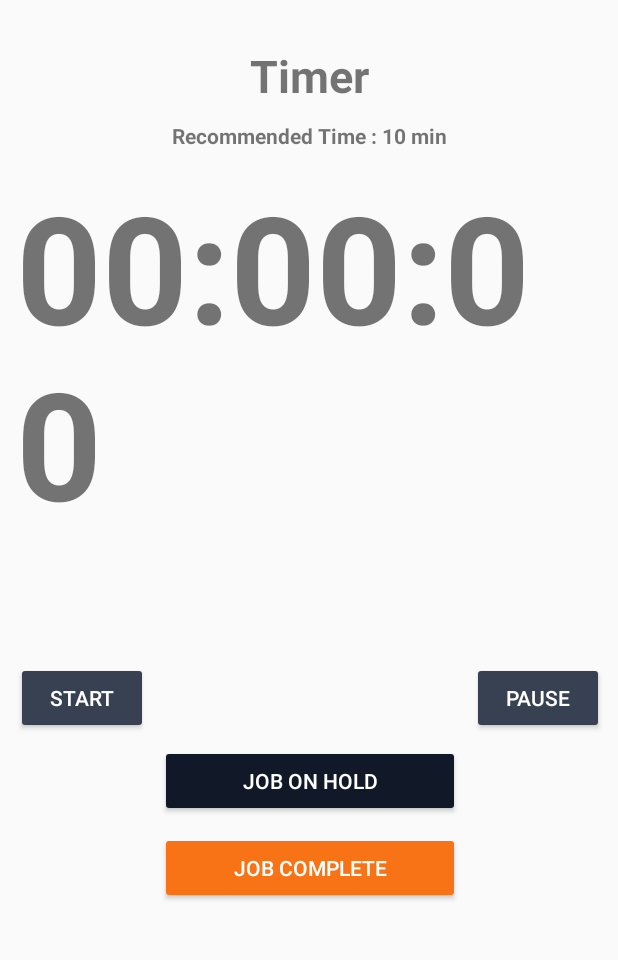
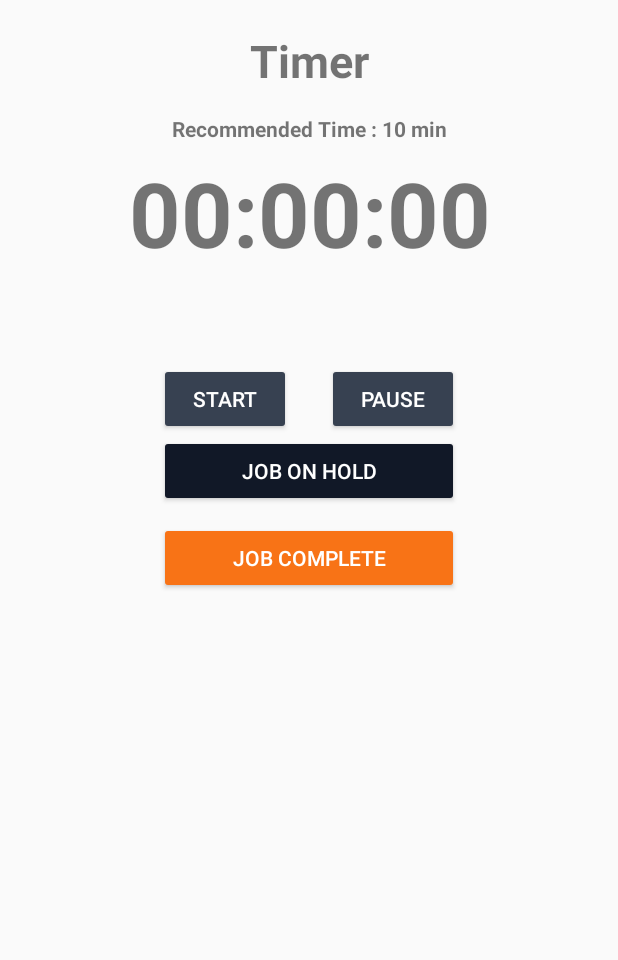
Before and after one commit to sharavanan5521-sys/PomenPro-TMS-, an Android app: the TimerActivity screen opened directly, with no data from a screen before it, on a phone screen of 412 x 824 dp, the part 150-1110 px from its top. Run offline under Robolectric (Android 15) with nearby library versions, the phone set to English and light mode, and no system bars; our stand-ins replace Firebase (no records; nobody signed in at launch, a user with empty details on screens opened directly); libraries missing offline, so code that uses them is left out: com.journeyapps.barcodescanner; 1 statement that could not run was skipped.

Commit message:
style: Standardize layout and UI colors
This commit refactors several layouts for better consistency and implements standardized UI coloring.

Key changes include:

- **`TimerActivity`**:
    - Sets the status bar and navigation bar colors to `dark_oren`.
    - Refactors `activity_timer.xml` to use `gravity="center_horizontal"` and adjusts margins, padding, and text sizes for a cleaner look.
- **`LoginActivity`**:
    - Refactors `activity_login.xml` to use a `LinearLayout` with `gravity="center"` for better alignment of login components.
    - Removes hardcoded margins in favor of padding on parent containers.
- **`TaskActivity`**:
    - Adds `paddingBottom="150dp"` to the `RecyclerView` in `activity_task.xml` to prevent the last item from being obscured by other UI elements.

```diff
--- a/app/src/main/res/layout/activity_task.xml
+++ b/app/src/main/res/layout/activity_task.xml
@@ -56,6 +56,7 @@
                 android:layout_height="wrap_content"
                 android:layout_margin="10dp"
                 android:layout_marginTop="10dp"
+                android:paddingBottom="150dp"
                 app:layout_constraintEnd_toEndOf="parent"
                 app:layout_constraintStart_toStartOf="parent"
                 app:layout_constraintTop_toBottomOf="@+id/textView" />
--- a/app/src/main/res/layout/activity_timer.xml
+++ b/app/src/main/res/layout/activity_timer.xml
@@ -10,6 +10,7 @@
     <LinearLayout
         android:layout_width="match_parent"
         android:layout_height="match_parent"
+        android:gravity="center_horizontal"
         android:orientation="vertical">
 
         <androidx.constraintlayout.widget.ConstraintLayout
@@ -37,89 +38,92 @@
 
         <androidx.constraintlayout.widget.ConstraintLayout
             android:layout_width="match_parent"
-            android:layout_height="wrap_content"
-            android:padding="10dp">
+            android:layout_height="wrap_content">
+
+            <TextView
+                android:id="@+id/textView14"
+                android:layout_width="wrap_content"
+                android:layout_height="wrap_content"
+                android:text="Timer"
+                android:textSize="30sp"
+                android:textStyle="bold"
+                android:layout_margin="20dp"
+                app:layout_constraintEnd_toEndOf="parent"
+                app:layout_constraintStart_toStartOf="parent"
+                app:layout_constraintTop_toTopOf="parent" />
 
             <TextView
                 android:id="@+id/tvRecommendTime"
                 android:layout_width="wrap_content"
                 android:layout_height="wrap_content"
-                android:layout_marginTop="10dp"
                 android:text="Recommended Time : 10 min"
                 android:textStyle="bold"
+                android:layout_margin="15dp"
                 app:layout_constraintEnd_toEndOf="@+id/textView14"
                 app:layout_constraintStart_toStartOf="@+id/textView14"
                 app:layout_constraintTop_toBottomOf="@+id/textView14" />
 
             <TextView
-                android:id="@+id/textView14"
-                android:layout_width="wrap_content"
-                android:layout_height="wrap_content"
-                android:layout_marginTop="20dp"
-                android:text="Timer"
-                android:textSize="30sp"
-                android:textStyle="bold"
-                app:layout_constraintEnd_toEndOf="parent"
-                app:layout_constraintStart_toStartOf="parent"
-                app:layout_constraintTop_toTopOf="parent" />
-
-            <TextView
                 android:id="@+id/timerCount"
                 android:layout_width="wrap_content"
                 android:layout_height="wrap_content"
-                android:layout_marginTop="40dp"
                 android:text="0.00"
-                android:textSize="100sp"
+                android:layout_margin="6dp"
+                android:textSize="60sp"
                 android:textStyle="bold"
                 app:layout_constraintEnd_toEndOf="@+id/textView14"
                 app:layout_constraintStart_toStartOf="@+id/textView14"
-                app:layout_constraintTop_toBottomOf="@+id/textView14" />
+                app:layout_constraintTop_toBottomOf="@+id/tvRecommendTime" />
+        </androidx.constraintlayout.widget.ConstraintLayout>
+
+        <androidx.constraintlayout.widget.ConstraintLayout
+            android:layout_width="wrap_content"
+            android:layout_height="wrap_content"
+            android:layout_marginTop="50dp"
+            android:padding="10dp">
 
             <Button
                 android:id="@+id/btnStart"
                 android:layout_width="wrap_content"
                 android:layout_height="wrap_content"
-                android:layout_marginTop="80dp"
                 android:backgroundTint="@color/gray"
                 android:text="Start"
                 android:textColor="@color/white"
                 app:cornerRadius="10dp"
-                app:layout_constraintStart_toStartOf="@+id/timerCount"
-                app:layout_constraintTop_toBottomOf="@+id/timerCount" />
+                app:layout_constraintStart_toStartOf="parent"
+                app:layout_constraintTop_toTopOf="parent" />
 
             <Button
                 android:id="@+id/btnPause"
                 android:layout_width="wrap_content"
                 android:layout_height="wrap_content"
-                android:layout_marginTop="80dp"
                 android:backgroundTint="@color/gray"
                 android:text="Pause"
                 android:textColor="@color/white"
                 app:cornerRadius="10dp"
-                app:layout_constraintEnd_toEndOf="@+id/timerCount"
-                app:layout_constraintTop_toBottomOf="@+id/timerCount" />
+                app:layout_constraintEnd_toEndOf="parent"
+                app:layout_constraintTop_toTopOf="parent" />
 
             <Button
                 android:id="@+id/btnOnHold"
                 android:layout_width="200dp"
                 android:layout_height="wrap_content"
-                android:layout_marginTop="135dp"
                 android:backgroundTint="@color/blue"
                 android:text="Job On Hold"
                 android:textColor="@color/white"
                 app:cornerRadius="10dp"
                 app:layout_constraintEnd_toEndOf="@+id/btnPause"
                 app:layout_constraintStart_toStartOf="@+id/btnStart"
-                app:layout_constraintTop_toBottomOf="@+id/timerCount" />
+                app:layout_constraintTop_toBottomOf="@+id/btnStart" />
 
             <Button
                 android:id="@+id/btnJobCompleted"
                 android:layout_width="200dp"
                 android:layout_height="wrap_content"
                 android:layout_marginTop="10dp"
+                android:backgroundTint="@color/oren"
                 android:text="Job Complete"
                 android:textColor="@color/white"
-                android:backgroundTint="@color/oren"
                 app:cornerRadius="10dp"
                 app:layout_constraintEnd_toEndOf="@+id/btnOnHold"
                 app:layout_constraintStart_toStartOf="@+id/btnOnHold"
```
Also changed, not shown: app/src/main/java/com/example/pomenpro/TimerActivity.java (+9 -0 lines), app/src/main/res/layout/activity_login.xml (+23 -28 lines).
